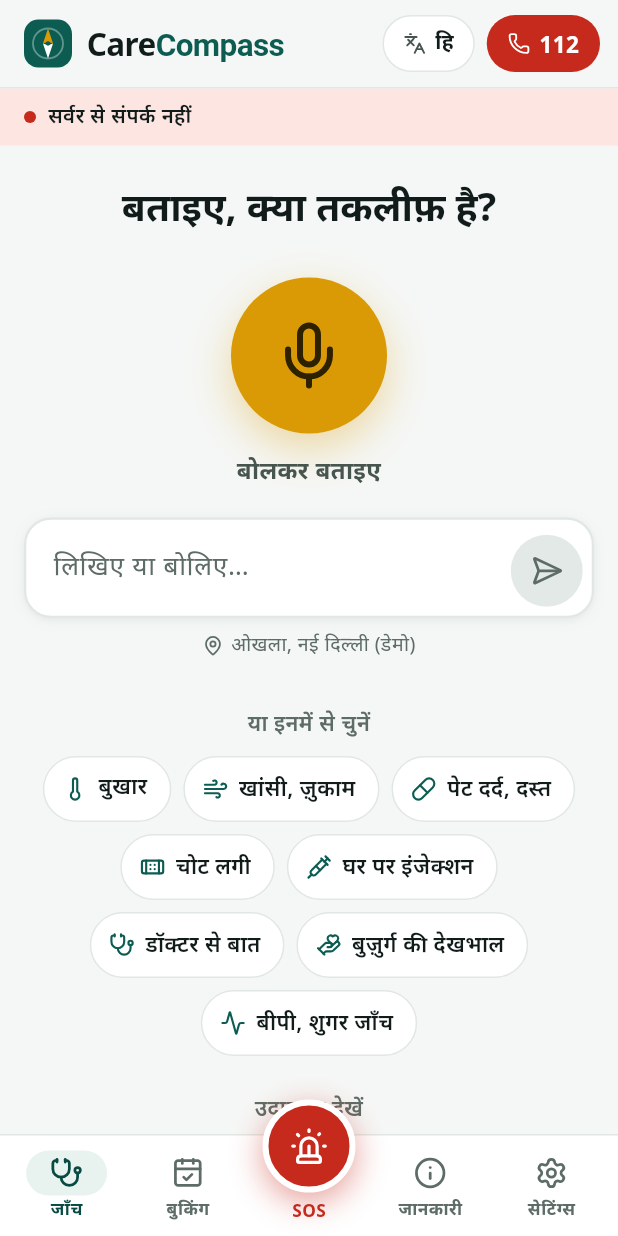
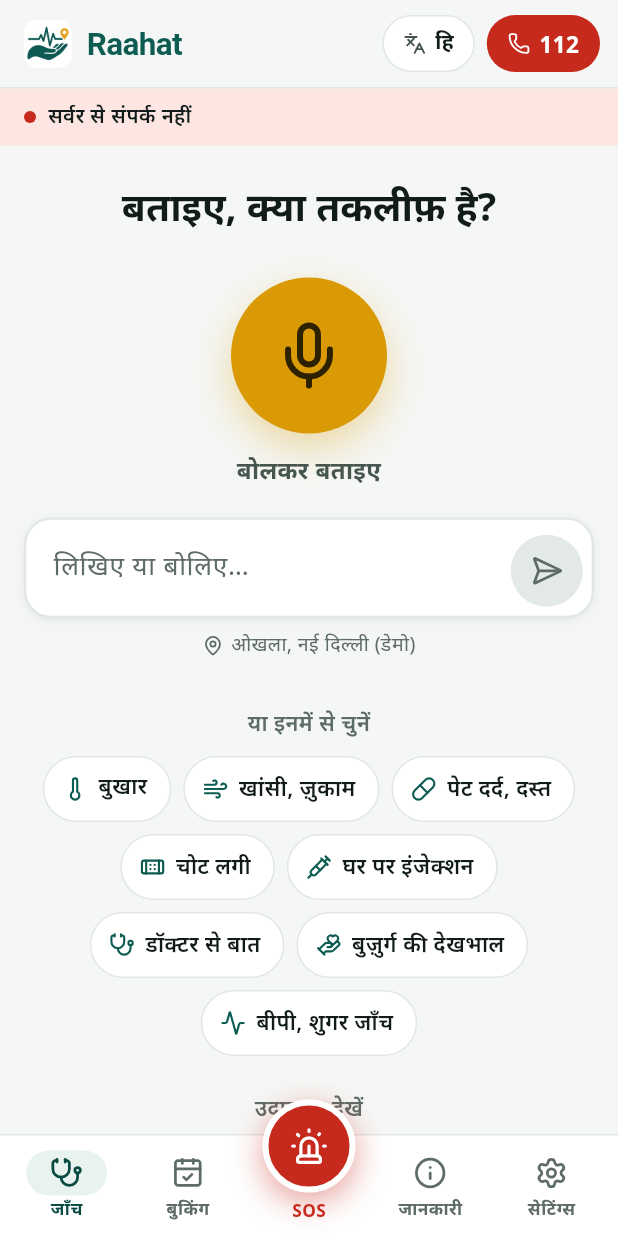
Before and after one commit to techkeshav23/CodeHunters_IIIT_Delhi, a Flutter app: the screen it shows after launch, after a tap on "Hi", after a tap on "En", on a phone screen of 412 x 824 dp. Run offline on Flutter 3.47's test engine with Material 3 defaults, Android fonts, the phone set to English and light mode, and no system bars; our stand-ins replace flutter_tts, lucide_icons_flutter, shared_preferences, speech_to_text; network calls fail.

Commit message:
Rename the product to Raahat with its new logo: web brand, title, favicon and PWA icons; Android app name, adaptive launcher icon, splash and in-app mark; API title and docs (CareCompass stays as the problem statement's name)

```diff
--- a/mobile/lib/i18n.dart
+++ b/mobile/lib/i18n.dart
@@ -357,7 +357,7 @@ const Map<K, (String, String, String)> _strings = {
   K.sosSignsTitle: ('In lakshanon par turant call', 'इन लक्षणों पर तुरंत कॉल', 'Call at once for'),
   K.sosNumbersTitle: ('Helpline numbers', 'हेल्पलाइन नंबर', 'Helplines'),
   K.tapToCall: ('Call karne ke liye dabayein', 'कॉल करने के लिए दबाएँ', 'Tap to call'),
-  K.howTitle: ('CareCompass kaise kaam karta hai', 'CareCompass कैसे काम करता है', 'How CareCompass works'),
+  K.howTitle: ('Raahat kaise kaam karta hai', 'राहत कैसे काम करता है', 'How Raahat works'),
   K.howSub: (
     'Har message lagbhag 50 millisecond mein in kadmon se guzarta hai. Har faisle ka kaaran dikhaya jata hai.',
     'हर संदेश लगभग 50 मिलीसेकंड में इन कदमों से गुज़रता है। हर फ़ैसले का कारण दिखाया जाता है।',
--- a/mobile/lib/main.dart
+++ b/mobile/lib/main.dart
@@ -32,7 +32,7 @@ class CareCompassApp extends StatelessWidget {
       child: ListenableBuilder(
         listenable: state,
         builder: (context, _) => MaterialApp(
-          title: 'CareCompass',
+          title: 'Raahat',
           debugShowCheckedModeBanner: false,
           theme: buildTheme(Brightness.light),
           darkTheme: buildTheme(Brightness.dark),
--- a/mobile/lib/ui/brand.dart
+++ b/mobile/lib/ui/brand.dart
@@ -2,66 +2,27 @@ import 'package:flutter/material.dart';
 
 import '../theme.dart';
 
-/// Logo: a compass needle inside a rounded tile. The haldi tip points the way.
-/// Same geometry as web/src/ui/Brand.tsx (40 x 40 viewBox).
+/// Logo: a caring hand under a heartbeat, with a location pin (assets/logo_mark.png),
+/// on a white rounded tile so it reads in light and dark themes. Same as the web.
 class BrandMark extends StatelessWidget {
   const BrandMark({super.key, this.size = 34});
   final double size;
 
   @override
   Widget build(BuildContext context) {
-    final cc = CC.of(context);
-    return SizedBox.square(
-      dimension: size,
-      child: CustomPaint(
-        painter: BrandMarkPainter(brand: cc.brand, ink: cc.brandInk, haldi: cc.haldi),
+    return ClipRRect(
+      borderRadius: BorderRadius.circular(size * 0.28),
+      child: Container(
+        width: size,
+        height: size,
+        color: Colors.white,
+        child: Image.asset('assets/logo_mark.png', fit: BoxFit.contain, semanticLabel: null),
       ),
     );
   }
 }
 
-class BrandMarkPainter extends CustomPainter {
-  BrandMarkPainter({required this.brand, required this.ink, required this.haldi});
-  final Color brand, ink, haldi;
-
-  @override
-  void paint(Canvas canvas, Size size) {
-    final s = size.width / 40;
-    canvas.scale(s);
-    canvas.drawRRect(
-      RRect.fromRectAndRadius(const Rect.fromLTWH(0, 0, 40, 40), const Radius.circular(12)),
-      Paint()..color = brand,
-    );
-    canvas.drawCircle(
-      const Offset(20, 20),
-      12.5,
-      Paint()
-        ..style = PaintingStyle.stroke
-        ..strokeWidth = 1.5
-        ..color = ink.withValues(alpha: 0.35),
-    );
-    final north = Path()
-      ..moveTo(20, 7.5)
-      ..lineTo(24.2, 20)
-      ..lineTo(20, 18.6)
-      ..lineTo(15.8, 20)
-      ..close();
-    canvas.drawPath(north, Paint()..color = haldi);
-    final south = Path()
-      ..moveTo(20, 32.5)
-      ..lineTo(15.8, 20)
-      ..lineTo(20, 21.4)
-      ..lineTo(24.2, 20)
-      ..close();
-    canvas.drawPath(south, Paint()..color = ink);
-    canvas.drawCircle(const Offset(20, 20), 1.8, Paint()..color = brand);
-  }
-
-  @override
-  bool shouldRepaint(BrandMarkPainter old) => old.brand != brand || old.ink != ink || old.haldi != haldi;
-}
-
-/// "Care" in ink, "Compass" in neem: the wordmark.
+/// "Raahat" in neem: the wordmark.
 class BrandWordmark extends StatelessWidget {
   const BrandWordmark({super.key, this.size = 20});
   final double size;
@@ -72,9 +33,8 @@ class BrandWordmark extends StatelessWidget {
     return Text.rich(
       TextSpan(
         children: [
-          const TextSpan(text: 'Care'),
           TextSpan(
-            text: 'Compass',
+            text: 'Raahat',
             style: TextStyle(color: cc.brand),
           ),
         ],
--- a/mobile/pubspec.yaml
+++ b/mobile/pubspec.yaml
@@ -1,5 +1,5 @@
 name: carecompass
-description: "CareCompass: care triage and caregiver matching (thin Android client)"
+description: "Raahat: care triage and caregiver matching (thin Android client)"
 publish_to: 'none'
 
 version: 1.0.0+1
@@ -25,6 +25,8 @@ dev_dependencies:
 
 flutter:
   uses-material-design: true
+  assets:
+    - assets/logo_mark.png
 
   # Fonts are the same files the web app ships (fontsource, OFL), converted
   # from WOFF to TTF so the app needs no network to look right.
```
Also changed, not shown: mobile/assets/logo_mark.png (added), 41 other files.
